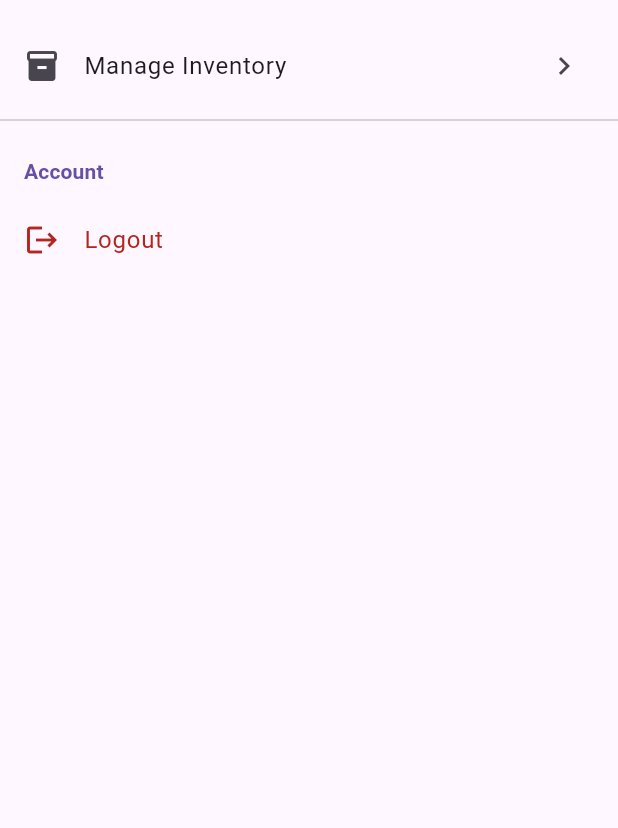
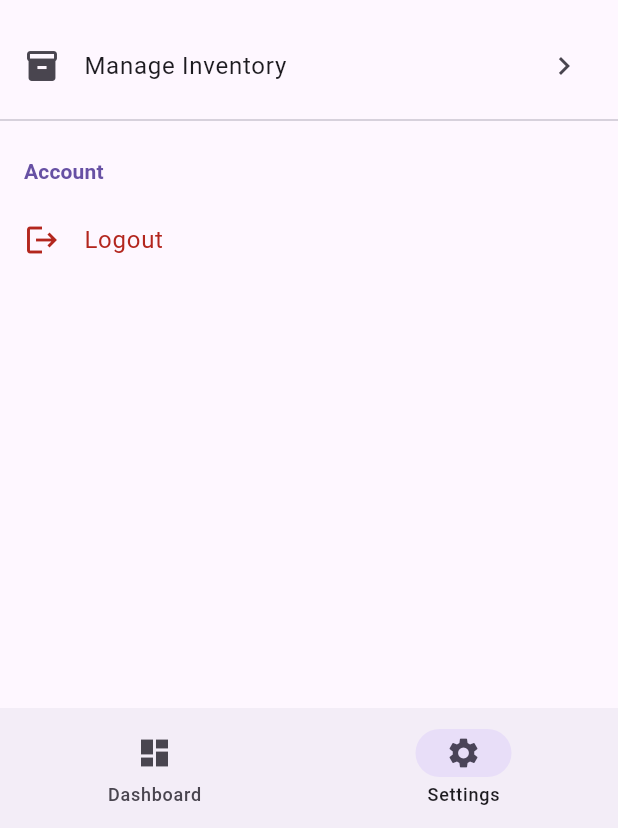
Before and after one commit to AymanYehia23/arcade-cashier, a Flutter app: the SettingsScreen screen opened by its route, on a phone screen of 412 x 824 dp, the part 408-1236 px from its top. Run offline on Flutter 3.47's test engine with Material 3 defaults, Android fonts, the phone set to English and light mode, and no system bars; our stand-ins replace dio, flutter_riverpod, freezed_annotation, go_router, riverpod_annotation, shared_preferences and 1 more; missing offline and left inert: window_manager; accounts and stored records are empty; generated files the repository leaves out were written again.

Commit message:
feat: Implement desktop window management, responsive UI components, and room card hover states.

```diff
--- /dev/null
+++ b/lib/src/common_widgets/responsive_center.dart
@@ -0,0 +1,28 @@
+import 'package:arcade_cashier/src/constants/app_sizes.dart';
+import 'package:flutter/material.dart';
+
+/// A widget that centers its child and constrains its width to a maximum value.
+/// This is useful for large screens (Desktop/Web) to prevent content from
+/// stretching too wide.
+class ResponsiveCenter extends StatelessWidget {
+  const ResponsiveCenter({
+    super.key,
+    required this.child,
+    this.padding = EdgeInsets.zero,
+    this.maxContentWidth = Breakpoint.desktop,
+  });
+
+  final Widget child;
+  final EdgeInsetsGeometry padding;
+  final double maxContentWidth;
+
+  @override
+  Widget build(BuildContext context) {
+    return Center(
+      child: ConstrainedBox(
+        constraints: BoxConstraints(maxWidth: maxContentWidth),
+        child: Padding(padding: padding, child: child),
+      ),
+    );
+  }
+}
--- /dev/null
+++ b/lib/src/common_widgets/scaffold_with_navigation.dart
@@ -0,0 +1,73 @@
+import 'package:arcade_cashier/src/constants/app_sizes.dart';
+import 'package:arcade_cashier/src/localization/generated/app_localizations.dart';
+import 'package:flutter/material.dart';
+import 'package:go_router/go_router.dart';
+
+class ScaffoldWithNavigation extends StatelessWidget {
+  const ScaffoldWithNavigation({super.key, required this.navigationShell});
+
+  final StatefulNavigationShell navigationShell;
+
+  void _goBranch(int index) {
+    navigationShell.goBranch(
+      index,
+      initialLocation: index == navigationShell.currentIndex,
+    );
+  }
+
+  @override
+  Widget build(BuildContext context) {
+    final loc = AppLocalizations.of(context)!;
+    final width = MediaQuery.sizeOf(context).width;
+
+    // Responsive breakpoints
+    if (width < Breakpoint.mobile) {
+      // Mobile Layout: BottomNavigationBar
+      return Scaffold(
+        body: navigationShell,
+        bottomNavigationBar: NavigationBar(
+          selectedIndex: navigationShell.currentIndex,
+          destinations: [
+            NavigationDestination(
+              icon: const Icon(Icons.dashboard),
+              label: loc.dashboardTitle,
+            ),
+            NavigationDestination(
+              icon: const Icon(Icons.settings),
+              label: loc.settingsTitle,
+            ),
+          ],
+          onDestinationSelected: _goBranch,
+        ),
+      );
+    } else {
+      // Desktop/Web Layout: NavigationRail
+      return Scaffold(
+        body: Row(
+          children: [
+            NavigationRail(
+              extended: width >= Breakpoint.desktop,
+              selectedIndex: navigationShell.currentIndex,
+              onDestinationSelected: _goBranch,
+              labelType: width >= Breakpoint.desktop
+                  ? NavigationRailLabelType.none
+                  : NavigationRailLabelType.all,
+              destinations: [
+                NavigationRailDestination(
+                  icon: const Icon(Icons.dashboard),
+                  label: Text(loc.dashboardTitle),
+                ),
+                NavigationRailDestination(
+                  icon: const Icon(Icons.settings),
+                  label: Text(loc.settingsTitle),
+                ),
+              ],
+            ),
+            const VerticalDivider(thickness: 1, width: 1),
+            Expanded(child: navigationShell),
+          ],
+        ),
+      );
+    }
+  }
+}
--- a/lib/src/features/sessions/presentation/start_session_dialog.dart
+++ b/lib/src/features/sessions/presentation/start_session_dialog.dart
@@ -35,7 +35,9 @@ class _StartSessionDialogState extends ConsumerState<StartSessionDialog> {
 
     return AlertDialog(
       title: Text('${loc.startSession} - ${widget.room.name}'),
-      content: state.isLoading
+      content: SizedBox(
+        width: 600,
+        child: state.isLoading
             ? const SizedBox(
                 height: 150,
                 child: Center(child: CircularProgressIndicator()),
@@ -141,6 +143,7 @@ class _StartSessionDialogState extends ConsumerState<StartSessionDialog> {
                   ],
                 ),
               ),
+      ),
       actions: [
         if (!state.isLoading)
           TextButton(
--- a/lib/src/features/settings/presentation/settings_screen.dart
+++ b/lib/src/features/settings/presentation/settings_screen.dart
@@ -3,6 +3,7 @@ import 'package:arcade_cashier/src/features/authentication/data/auth_repository.
 import 'package:flutter_riverpod/flutter_riverpod.dart';
 import 'package:arcade_cashier/src/constants/app_routes.dart';
 import 'package:arcade_cashier/src/localization/generated/app_localizations.dart';
+import 'package:arcade_cashier/src/common_widgets/responsive_center.dart';
 import 'package:flutter/material.dart';
 import 'package:go_router/go_router.dart';
 
@@ -16,12 +17,15 @@ class SettingsScreen extends ConsumerWidget {
 
     return Scaffold(
       appBar: AppBar(title: Text(loc.settingsTitle)),
-      body: ListView(
+      body: ResponsiveCenter(
+        child: ListView(
           children: [
             _SectionHeader(title: loc.general),
             SwitchListTile(
               title: Text(loc.language),
-            subtitle: Text(locale.languageCode == 'en' ? 'English' : 'العربية'),
+              subtitle: Text(
+                locale.languageCode == 'en' ? 'English' : 'العربية',
+              ),
               value: locale.languageCode == 'ar',
               onChanged: (_) {
                 ref.read(localeControllerProvider.notifier).toggleLocale();
@@ -63,6 +67,7 @@ class SettingsScreen extends ConsumerWidget {
             ),
           ],
         ),
+      ),
     );
   }
 }
--- a/pubspec.yaml
+++ b/pubspec.yaml
@@ -46,6 +46,7 @@ dependencies:
   riverpod_annotation: ^2.3.5
   http: ^1.6.0
   shared_preferences: ^2.5.4
+  window_manager: ^0.5.1
 
 dev_dependencies:
   flutter_test:
```
Also changed, not shown: lib/main.dart (+23 -0 lines), lib/src/constants/app_sizes.dart (added, +39 -0 lines), lib/src/core/app_router.dart (+17 -19 lines), lib/src/features/authentication/presentation/login_screen.dart (+3 -4 lines), lib/src/features/rooms/presentation/manage_rooms_screen.dart (+14 -7 lines), lib/src/features/rooms/presentation/room_card.dart (+16 -2 lines), lib/src/features/rooms/presentation/room_form_dialog.dart (+9 -1 lines), pubspec.lock, 1 other file. Lines whose indentation alone changed are shown as unchanged.
